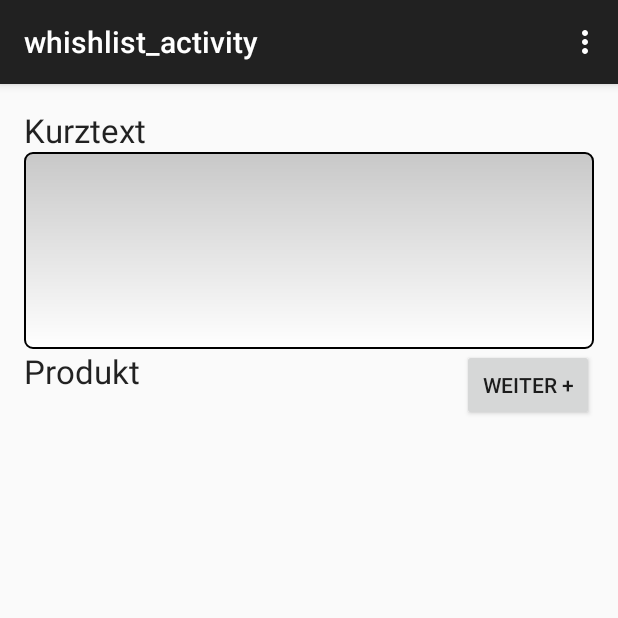
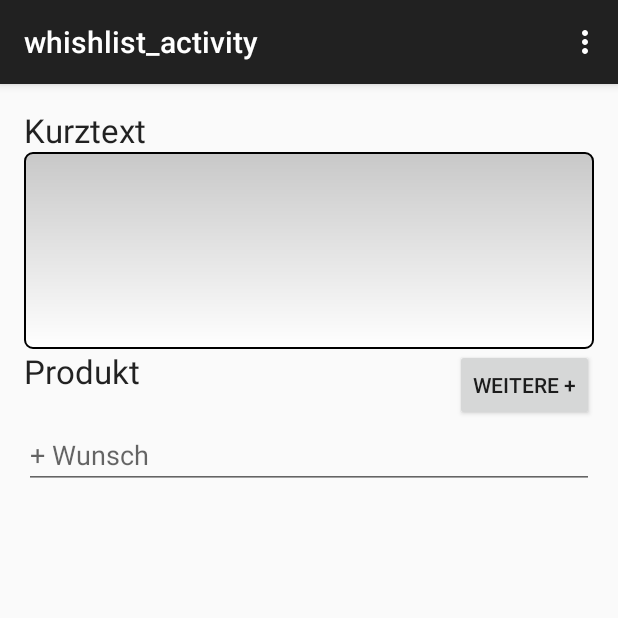
Before and after one commit to tetee/ShelpApp, an Android app: the whishlist_activity screen opened directly, with no data from a screen before it, in the options menu, after a tap on "Settings", on a phone screen of 412 x 824 dp, the top half of it. Run offline under Robolectric (Android 15) with nearby library versions, the phone set to English and light mode, and no system bars.

```diff
--- a/app/src/main/java/de/fh_muenster/shelpapp/ShelpAppAndroid/shelp_activity.java
+++ b/app/src/main/java/de/fh_muenster/shelpapp/ShelpAppAndroid/shelp_activity.java
@@ -55,7 +55,7 @@ public class shelp_activity extends ActionBarActivity {
 
     //Wechsel zur own_request_activity
     public void request(View view) {
-        Intent i = new Intent(this, own_request_activity.class);
+        Intent i = new Intent(this, whishlist_activity.class);
         startActivity(i);
     }
 
--- a/app/src/main/java/de/fh_muenster/shelpapp/ShelpAppAndroid/whishlist_activity.java
+++ b/app/src/main/java/de/fh_muenster/shelpapp/ShelpAppAndroid/whishlist_activity.java
@@ -1,17 +1,20 @@
 package de.fh_muenster.shelpapp.ShelpAppAndroid;
 
+import android.graphics.Color;
 import android.support.v7.app.ActionBarActivity;
 import android.os.Bundle;
-import android.view.Gravity;
 import android.view.Menu;
 import android.view.MenuItem;
 import android.view.View;
 import android.view.ViewGroup;
 import android.widget.Button;
-import android.widget.GridLayout;
+import android.widget.EditText;
 import android.widget.LinearLayout;
-import android.widget.TableRow;
+import android.widget.RelativeLayout;
+import android.widget.ScrollView;
 import android.widget.TextView;
+import android.widget.Toast;
+
 
 import de.fh_muenster.shelpapp.R;
 
@@ -49,6 +52,13 @@ public class whishlist_activity extends ActionBarActivity {
     }
 
     public void addTextView(View view) {
+        RelativeLayout ll = (RelativeLayout) findViewById(R.id.relativeLayout);
+
+        RelativeLayout.LayoutParams relativeParams = new RelativeLayout.LayoutParams(ViewGroup.LayoutParams.MATCH_PARENT, ViewGroup.LayoutParams.FILL_PARENT);
+        relativeParams.addRule(RelativeLayout.BELOW, R.id.button);
+        EditText et = new EditText(this);
+        et.setHint("+ Wunsch");
+        ll.addView(et, relativeParams);
 
     }
 }
--- a/app/src/main/res/layout/activity_whishlist_activity.xml
+++ b/app/src/main/res/layout/activity_whishlist_activity.xml
@@ -1,10 +1,17 @@
+<ScrollView
+    xmlns:android="http://schemas.android.com/apk/res/android"
+    android:id="@+id/ScrollView02"
+    android:layout_width="fill_parent"
+    android:layout_height="fill_parent">
+
 <RelativeLayout xmlns:android="http://schemas.android.com/apk/res/android"
     xmlns:tools="http://schemas.android.com/tools" android:layout_width="match_parent"
     android:layout_height="match_parent" android:paddingLeft="@dimen/activity_horizontal_margin"
     android:paddingRight="@dimen/activity_horizontal_margin"
     android:paddingTop="@dimen/activity_vertical_margin"
     android:paddingBottom="@dimen/activity_vertical_margin"
-    tools:context="de.fh_muenster.shelpapp.ShelpAppAndroid.whishlist_activity">
+    tools:context="de.fh_muenster.shelpapp.ShelpAppAndroid.whishlist_activity"
+    android:id="@+id/relativeLayout">
 
     <TextView android:text="@string/wish"
         android:textAppearance="?android:attr/textAppearanceLarge"
@@ -46,4 +53,6 @@
         android:layout_alignParentEnd="true"
         android:onClick="addTextView"/>
 
+
 </RelativeLayout>
+</ScrollView>
--- a/app/src/main/res/values/strings.xml
+++ b/app/src/main/res/values/strings.xml
@@ -51,7 +51,7 @@
     <string name="sendRating">abschicken</string>
     <string name="wish">Kurztext</string>
     <string name="productWish">Produkt</string>
-    <string name="newTextView">weiter +</string>
+    <string name="newTextView">weitere +</string>
 
     <string-array name="citySpinner">
         <item>Münster</item>
```
